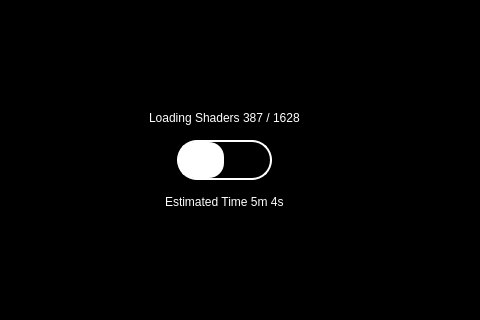
Above: src/lichii/loading_screen.ui from shangmaumau/Lichii before the change; both pictures show x 148 to 628 and y 88 to 408 of the 746 by 495 pixel window. Below: the same form after it.
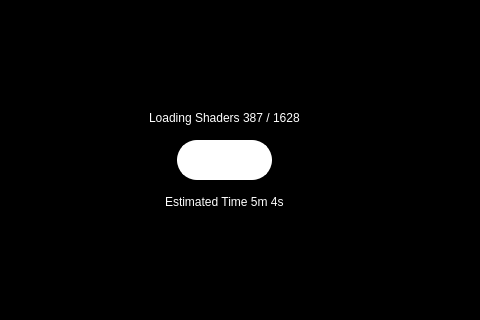
That is the form after the change.

```diff
--- a/src/lichii/loading_screen.ui
+++ b/src/lichii/loading_screen.ui
@@ -11,7 +11,7 @@
    </rect>
   </property>
   <property name="styleSheet">
-   <string notr="true">background-color: rgb(0, 0, 0);</string>
+   <string notr="true">QWidget#LoadingScreen { background-color: rgb(0, 0, 0); }</string>
   </property>
   <layout class="QVBoxLayout">
    <property name="spacing">
```
Left out of the diff: 6 changed lines with no effect on the pictures.
